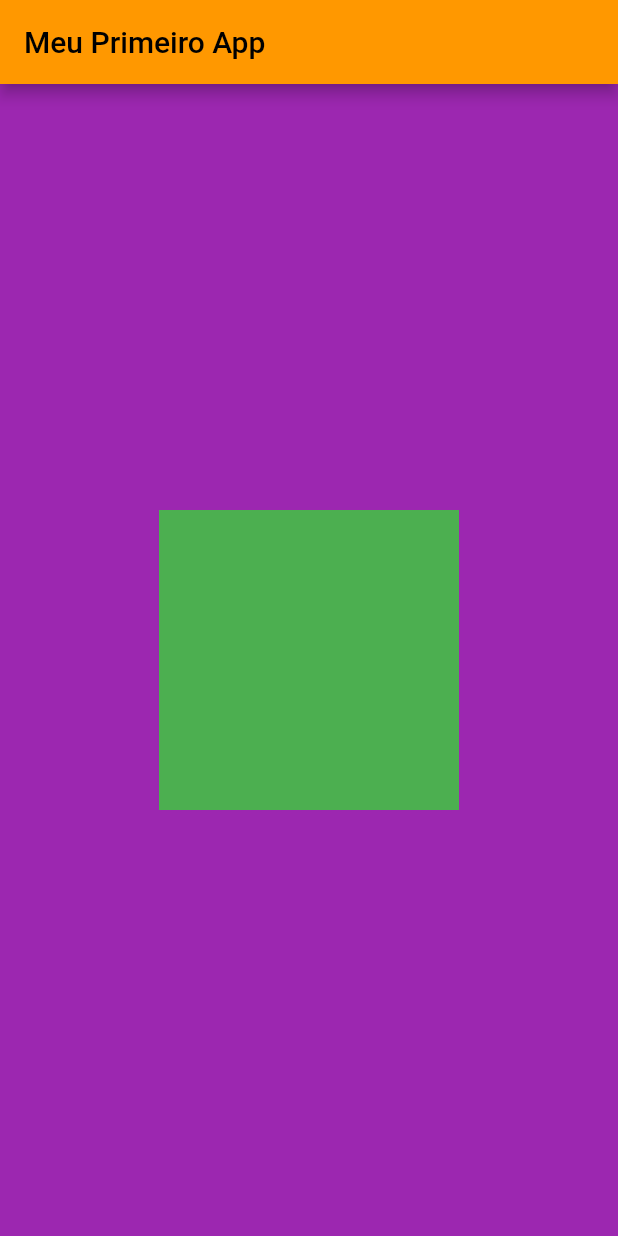
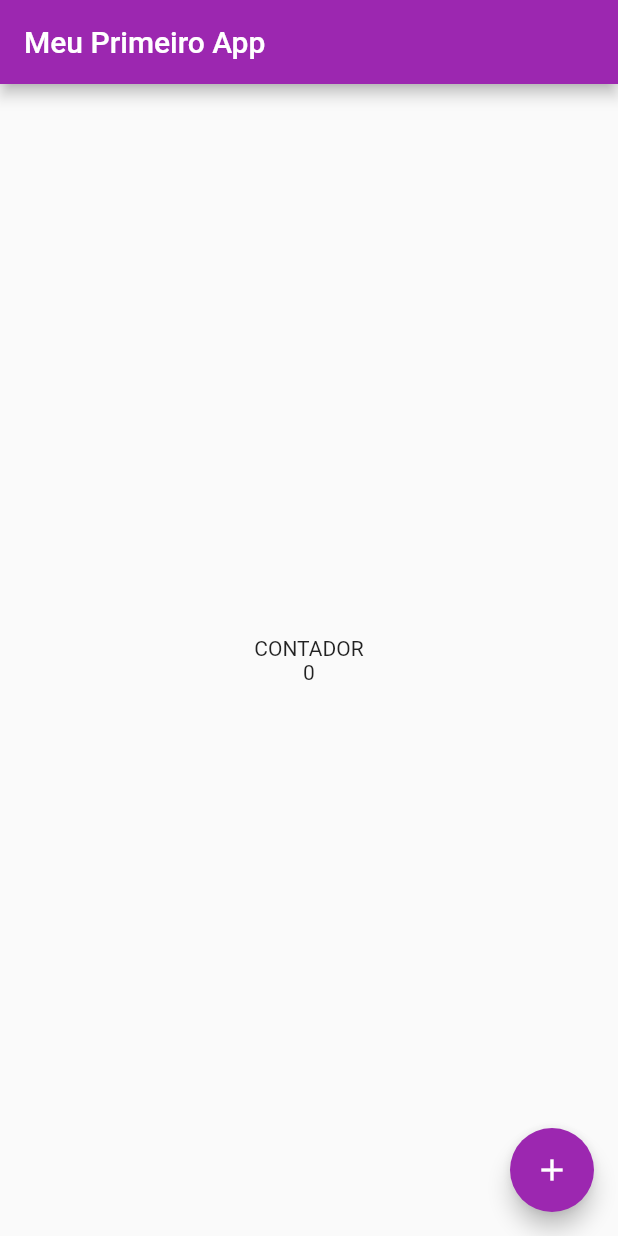
Before and after one commit to pedroabreudev/My_First_Flutter_app, a Flutter app: the screen it shows after launch, on a phone screen of 412 x 824 dp. Run offline on Flutter 3.47's test engine with Material 2 defaults, Android fonts, the phone set to English and light mode, and no system bars.

Commit message:
Finalizando First App

```diff
--- a/lib/main.dart
+++ b/lib/main.dart
@@ -2,20 +2,40 @@ import 'package:flutter/material.dart';
 
 void main() {
   runApp(MaterialApp(
-    theme: ThemeData(primarySwatch: Colors.orange),
-    home: Scaffold(
+      theme: ThemeData(primarySwatch: Colors.purple), home: HomePage()));
+}
+
+// ignore: use_key_in_widget_constructors
+class HomePage extends StatefulWidget {
+  @override
+  State<HomePage> createState() => _HomePageState();
+}
+
+class _HomePageState extends State<HomePage> {
+  var count = 0;
+
+  void increment() {
+    count++;
+    setState(() {});
+  }
+
+  @override
+  Widget build(BuildContext context) {
+    return Scaffold(
       appBar: AppBar(
         title: const Text("Meu Primeiro App"),
       ),
-      body: Container(
-        color: Colors.purple,
-        child: Center(
-            child: Container(
-          height: 200,
-          width: 200,
-          color: Colors.green,
-        )),
+      body: Center(
+          child: Text(
+        "CONTADOR\n$count",
+        textAlign: TextAlign.center,
+      )),
+      floatingActionButton: FloatingActionButton(
+        child: const Icon(Icons.add),
+        onPressed: () {
+          increment();
+        },
       ),
-    ),
-  ));
+    );
+  }
 }
```
